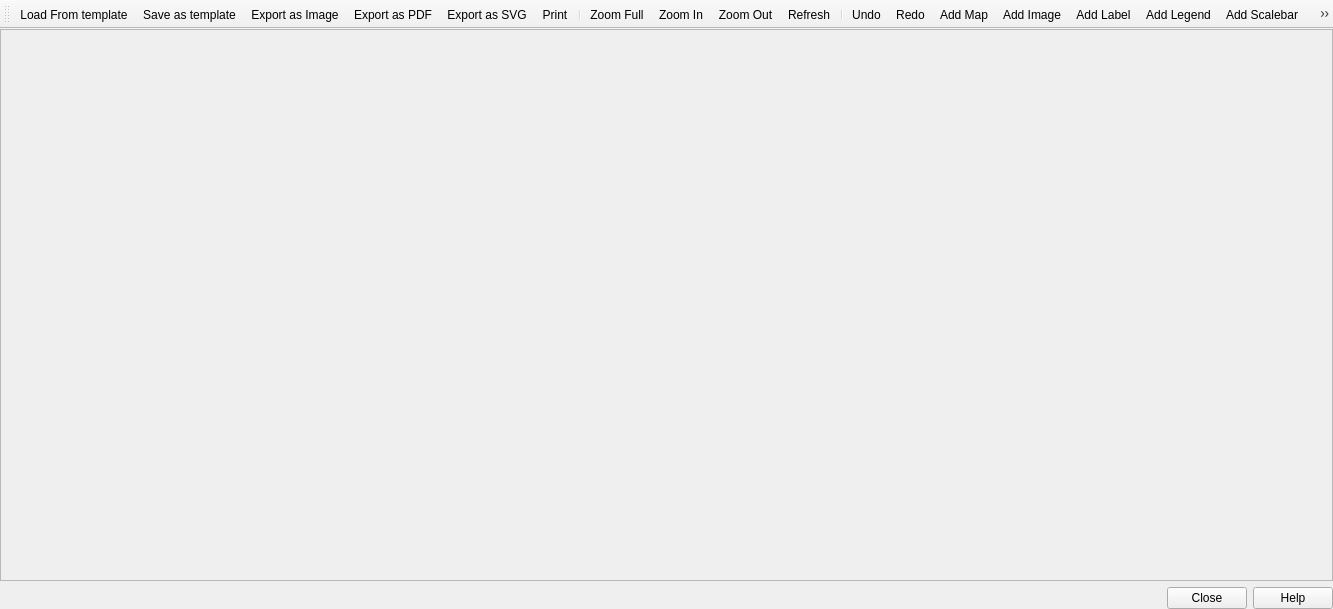
This is src/ui/qgscomposerbase.ui in kadas-albireo/kadas-albireo as Qt 5 draws it before an edit. The edited form follows.
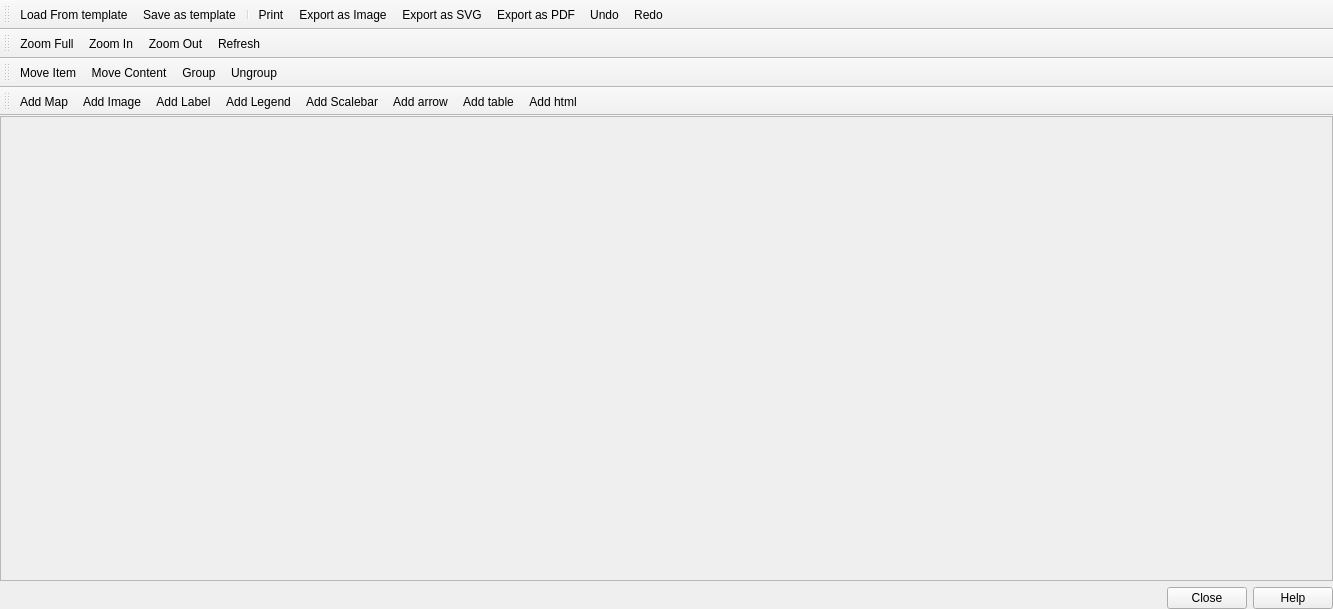
This is the edited form. Icons and pictures are not drawn.

Commit message:
Updates to composer window
- Split composer toolbar into many
- Rename File menu to Composer - because the composer isn't a "file"

What changed in the file:
```diff
--- a/src/ui/qgscomposerbase.ui
+++ b/src/ui/qgscomposerbase.ui
@@ -48,10 +48,7 @@
   </widget>
   <widget class="QToolBar" name="toolBar">
    <property name="windowTitle">
-    <string>Toolbar</string>
-   </property>
-   <property name="orientation">
-    <enum>Qt::Horizontal</enum>
+    <string>Composer</string>
    </property>
    <attribute name="toolBarArea">
     <enum>TopToolBarArea</enum>
@@ -61,18 +58,54 @@
    </attribute>
    <addaction name="mActionLoadFromTemplate"/>
    <addaction name="mActionSaveAsTemplate"/>
+   <addaction name="separator"/>
+   <addaction name="mActionPrint"/>
    <addaction name="mActionExportAsImage"/>
-   <addaction name="mActionExportAsPDF"/>
    <addaction name="mActionExportAsSVG"/>
-   <addaction name="mActionPrint"/>
-   <addaction name="separator"/>
+   <addaction name="mActionExportAsPDF"/>
+   <addaction name="mActionUndo"/>
+   <addaction name="mActionRedo"/>
+  </widget>
+  <widget class="QToolBar" name="mPaperNavToolbar">
+   <property name="windowTitle">
+    <string>Paper Navigation</string>
+   </property>
+   <attribute name="toolBarArea">
+    <enum>TopToolBarArea</enum>
+   </attribute>
+   <attribute name="toolBarBreak">
+    <bool>true</bool>
+   </attribute>
    <addaction name="mActionZoomAll"/>
    <addaction name="mActionZoomIn"/>
    <addaction name="mActionZoomOut"/>
    <addaction name="mActionRefreshView"/>
-   <addaction name="separator"/>
-   <addaction name="mActionUndo"/>
-   <addaction name="mActionRedo"/>
+  </widget>
+  <widget class="QToolBar" name="mItemActionToolbar">
+   <property name="windowTitle">
+    <string>Composer Item Actions</string>
+   </property>
+   <attribute name="toolBarArea">
+    <enum>TopToolBarArea</enum>
+   </attribute>
+   <attribute name="toolBarBreak">
+    <bool>true</bool>
+   </attribute>
+   <addaction name="mActionSelectMoveItem"/>
+   <addaction name="mActionMoveItemContent"/>
+   <addaction name="mActionGroupItems"/>
+   <addaction name="mActionUngroupItems"/>
+  </widget>
+  <widget class="QToolBar" name="mItemToolbar">
+   <property name="windowTitle">
+    <string>Composer Items</string>
+   </property>
+   <attribute name="toolBarArea">
+    <enum>TopToolBarArea</enum>
+   </attribute>
+   <attribute name="toolBarBreak">
+    <bool>true</bool>
+   </attribute>
    <addaction name="mActionAddNewMap"/>
    <addaction name="mActionAddImage"/>
    <addaction name="mActionAddNewLabel"/>
@@ -81,11 +114,6 @@
    <addaction name="mActionAddArrow"/>
    <addaction name="mActionAddTable"/>
    <addaction name="mActionAddHtml"/>
-   <addaction name="separator"/>
-   <addaction name="mActionSelectMoveItem"/>
-   <addaction name="mActionMoveItemContent"/>
-   <addaction name="mActionGroupItems"/>
-   <addaction name="mActionUngroupItems"/>
   </widget>
   <action name="mActionPrint">
    <property name="icon">
```
Left out of the diff: 5 changed lines with no effect on the pictures. The commit also changes 1 other file.
